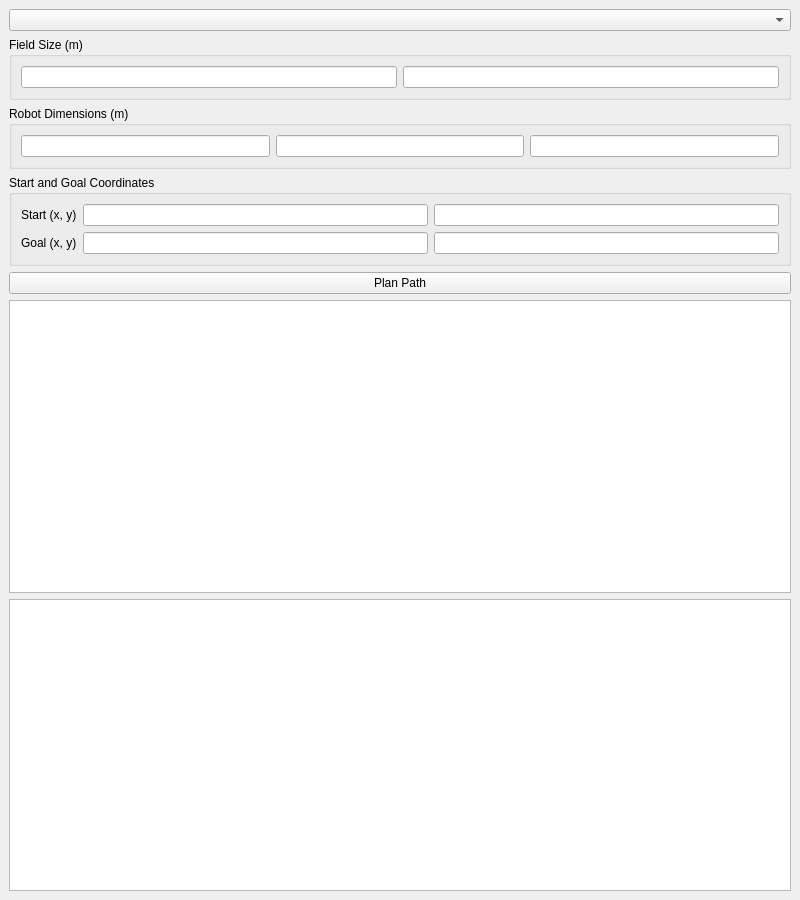
Old version of the form gui/layout.ui in the repository huzaimm01/autonUI.
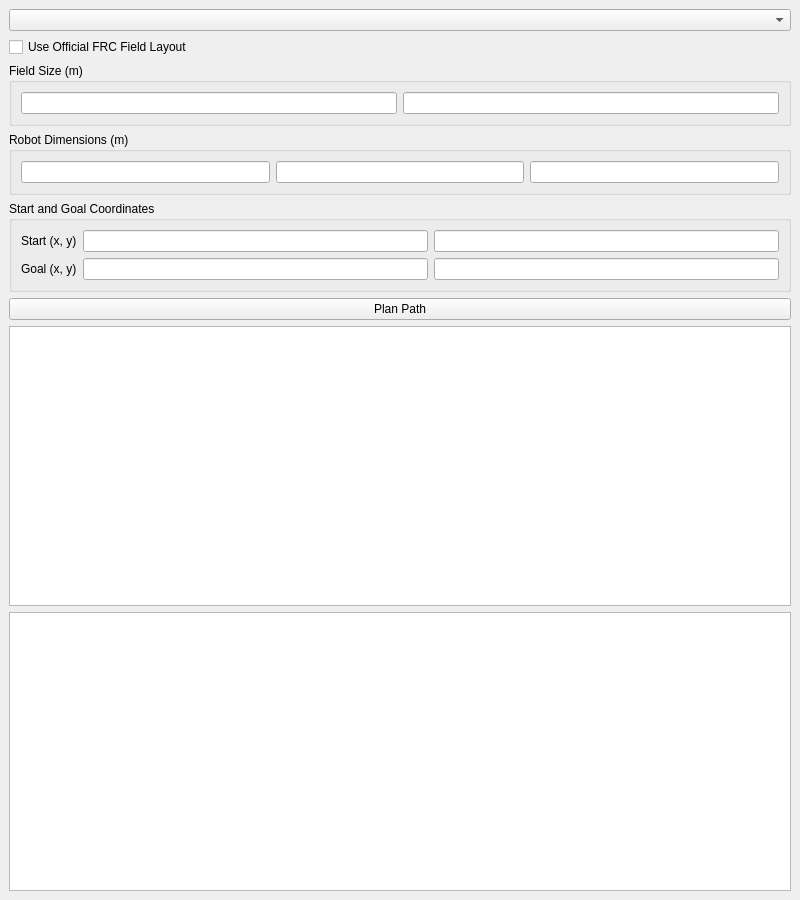
New version of the form.

The edit to the form file:
```diff
--- a/gui/layout.ui
+++ b/gui/layout.ui
@@ -18,18 +18,23 @@
     <item>
      <widget class="QComboBox" name="gameSelect"/>
     </item>
+
+    <item>
+     <widget class="QCheckBox" name="officialFieldCheck">
+      <property name="text">
+       <string>Use Official FRC Field Layout</string>
+      </property>
+     </widget>
+    </item>
+
     <item>
      <widget class="QGroupBox" name="fieldBox">
       <property name="title">
        <string>Field Size (m)</string>
       </property>
       <layout class="QHBoxLayout">
-       <item>
-        <widget class="QLineEdit" name="fieldWidth"/>
-       </item>
-       <item>
-        <widget class="QLineEdit" name="fieldLength"/>
-       </item>
+       <item><widget class="QLineEdit" name="fieldWidth"/></item>
+       <item><widget class="QLineEdit" name="fieldLength"/></item>
       </layout>
      </widget>
     </item>
@@ -39,15 +44,9 @@
        <string>Robot Dimensions (m)</string>
       </property>
       <layout class="QHBoxLayout">
-       <item>
-        <widget class="QLineEdit" name="robotWidth"/>
-       </item>
-       <item>
-        <widget class="QLineEdit" name="robotLength"/>
-       </item>
-       <item>
-        <widget class="QLineEdit" name="robotHeight"/>
-       </item>
+       <item><widget class="QLineEdit" name="robotWidth"/></item>
+       <item><widget class="QLineEdit" name="robotLength"/></item>
+       <item><widget class="QLineEdit" name="robotHeight"/></item>
       </layout>
      </widget>
     </item>
@@ -58,11 +57,7 @@
       </property>
       <layout class="QGridLayout">
        <item row="0" column="0">
-        <widget class="QLabel" name="labelStart">
-         <property name="text">
-          <string>Start (x, y)</string>
-         </property>
-        </widget>
+        <widget class="QLabel"><property name="text"><string>Start (x, y)</string></property></widget>
        </item>
        <item row="0" column="1">
         <widget class="QLineEdit" name="startX"/>
@@ -71,11 +66,7 @@
         <widget class="QLineEdit" name="startY"/>
        </item>
        <item row="1" column="0">
-        <widget class="QLabel" name="labelGoal">
-         <property name="text">
-          <string>Goal (x, y)</string>
-         </property>
-        </widget>
+        <widget class="QLabel"><property name="text"><string>Goal (x, y)</string></property></widget>
        </item>
        <item row="1" column="1">
         <widget class="QLineEdit" name="goalX"/>
@@ -86,23 +77,11 @@
       </layout>
      </widget>
     </item>
-    <item>
-     <widget class="QPushButton" name="planButton">
-      <property name="text">
-       <string>Plan Path</string>
-      </property>
-     </widget>
-    </item>
-    <item>
-     <widget class="QTextEdit" name="resultBox"/>
-    </item>
-    <item>
-     <widget class="QGraphicsView" name="fieldView">
-      <property name="minimumHeight">
-       <number>400</number>
-      </property>
-     </widget>
-    </item>
+
+    <item><widget class="QPushButton" name="planButton"><property name="text"><string>Plan Path</string></property></widget></item>
+    <item><widget class="QTextEdit" name="resultBox"/></item>
+    <item><widget class="QGraphicsView" name="fieldView"><property name="minimumHeight"><number>400</number></property></widget></item>
+
    </layout>
   </widget>
  </widget>
```
Left out of the diff: 38 changed lines with no effect on the pictures.
